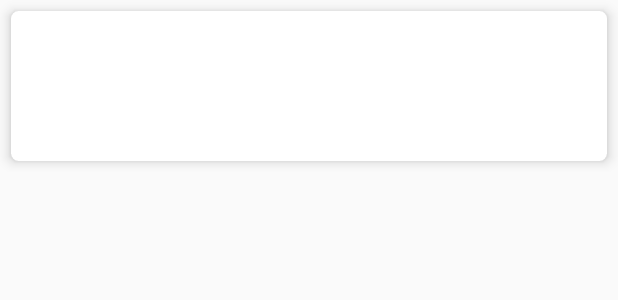
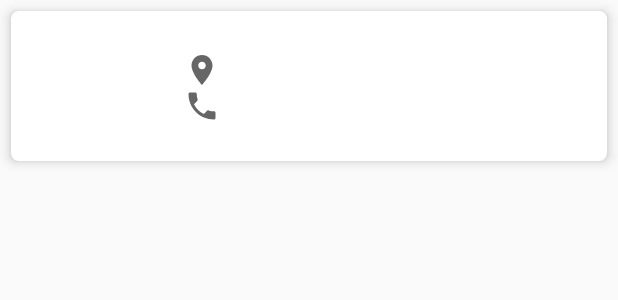
Before and after one commit to wmontgom85/PersonsRepo, an Android app: the layout recycler_view_holder.xml on its own in the app's theme, with its tools: preview values and no code run, on a phone screen of 412 x 824 dp. Shown: the top 300 px of the screen. Run offline under Robolectric (Android 15) with nearby library versions, the phone set to English and light mode, and no system bars.

Commit message:
more buildout

```diff
--- a/app/src/main/java/com/wmontgom/personsrepo/MainActivity.kt
+++ b/app/src/main/java/com/wmontgom/personsrepo/MainActivity.kt
@@ -31,6 +31,8 @@ import kotlin.coroutines.CoroutineContext
 // @TODO implement swipe to delete
 // @TODO allow manual inputting of a person
 // @TODO add ability to edit person
+// @TODO implement clear setting
+// @TODO implement loading modal
 
 class MainActivity : AppCompatActivity(), CoroutineScope {
     private lateinit var personsViewModel: PersonsViewModel
--- /dev/null
+++ b/app/src/main/res/drawable-v24/baseline_local_phone_24.xml
@@ -0,0 +1,10 @@
+<vector xmlns:android="http://schemas.android.com/apk/res/android"
+        android:width="24dp"
+        android:height="24dp"
+        android:viewportWidth="24.0"
+        android:viewportHeight="24.0"
+        android:tint="?attr/colorControlNormal">
+    <path
+        android:fillColor="@android:color/white"
+        android:pathData="M6.62,10.79c1.44,2.83 3.76,5.14 6.59,6.59l2.2,-2.2c0.27,-0.27 0.67,-0.36 1.02,-0.24 1.12,0.37 2.33,0.57 3.57,0.57 0.55,0 1,0.45 1,1V20c0,0.55 -0.45,1 -1,1 -9.39,0 -17,-7.61 -17,-17 0,-0.55 0.45,-1 1,-1h3.5c0.55,0 1,0.45 1,1 0,1.25 0.2,2.45 0.57,3.57 0.11,0.35 0.03,0.74 -0.25,1.02l-2.2,2.2z"/>
+</vector>
--- /dev/null
+++ b/app/src/main/res/drawable-v24/baseline_room_24.xml
@@ -0,0 +1,10 @@
+<vector xmlns:android="http://schemas.android.com/apk/res/android"
+        android:width="24dp"
+        android:height="24dp"
+        android:viewportWidth="24.0"
+        android:viewportHeight="24.0"
+        android:tint="?attr/colorControlNormal">
+    <path
+        android:fillColor="@android:color/white"
+        android:pathData="M12,2C8.13,2 5,5.13 5,9c0,5.25 7,13 7,13s7,-7.75 7,-13c0,-3.87 -3.13,-7 -7,-7zM12,11.5c-1.38,0 -2.5,-1.12 -2.5,-2.5s1.12,-2.5 2.5,-2.5 2.5,1.12 2.5,2.5 -1.12,2.5 -2.5,2.5z"/>
+</vector>
--- a/app/src/main/res/layout/recycler_view_holder.xml
+++ b/app/src/main/res/layout/recycler_view_holder.xml
@@ -37,20 +37,43 @@
                         android:id="@+id/name"
                         android:layout_width="wrap_content"
                         android:layout_height="match_parent"
-                        android:layout_marginStart="10dp"
+                        android:layout_marginStart="44dp"
                         android:textSize="20sp"/>
+
+                <LinearLayout android:layout_width="wrap_content"
+                              android:layout_height="wrap_content"
+                              android:orientation="horizontal"
+                              android:layout_marginStart="10dp">
+
+                    <ImageView android:layout_width="wrap_content"
+                               android:layout_height="wrap_content"
+                               android:src="@drawable/baseline_room_24"
+                    android:layout_gravity="center_vertical"/>
 
                     <TextView
                             android:id="@+id/address"
                             android:layout_width="wrap_content"
-                        android:layout_height="match_parent"
+                            android:layout_height="wrap_content"
                             android:layout_marginStart="10dp"/>
+
+                </LinearLayout>
+
+                <LinearLayout android:layout_width="wrap_content"
+                              android:layout_height="wrap_content"
+                              android:orientation="horizontal"
+                              android:layout_marginStart="10dp">
+
+                    <ImageView android:layout_width="wrap_content"
+                               android:layout_height="wrap_content"
+                               android:src="@drawable/baseline_local_phone_24"/>
 
                     <TextView
                             android:id="@+id/phone"
                             android:layout_width="wrap_content"
-                        android:layout_height="match_parent"
+                            android:layout_height="wrap_content"
                             android:layout_marginStart="10dp"/>
+
+                </LinearLayout>
 
 
             </LinearLayout>
--- a/app/src/main/res/values/strings.xml
+++ b/app/src/main/res/values/strings.xml
@@ -1,6 +1,6 @@
 <resources>
-    <string name="app_name">PersonsRepo</string>
-    <string name="action_settings">Settings</string>
+    <string name="app_name">Contact List</string>
+    <string name="action_settings">Clear All</string>
 
     <string name="name_label">Name:</string>
     <string name="address_label">Address:</string>
```
Lines whose indentation alone changed are shown as unchanged.
